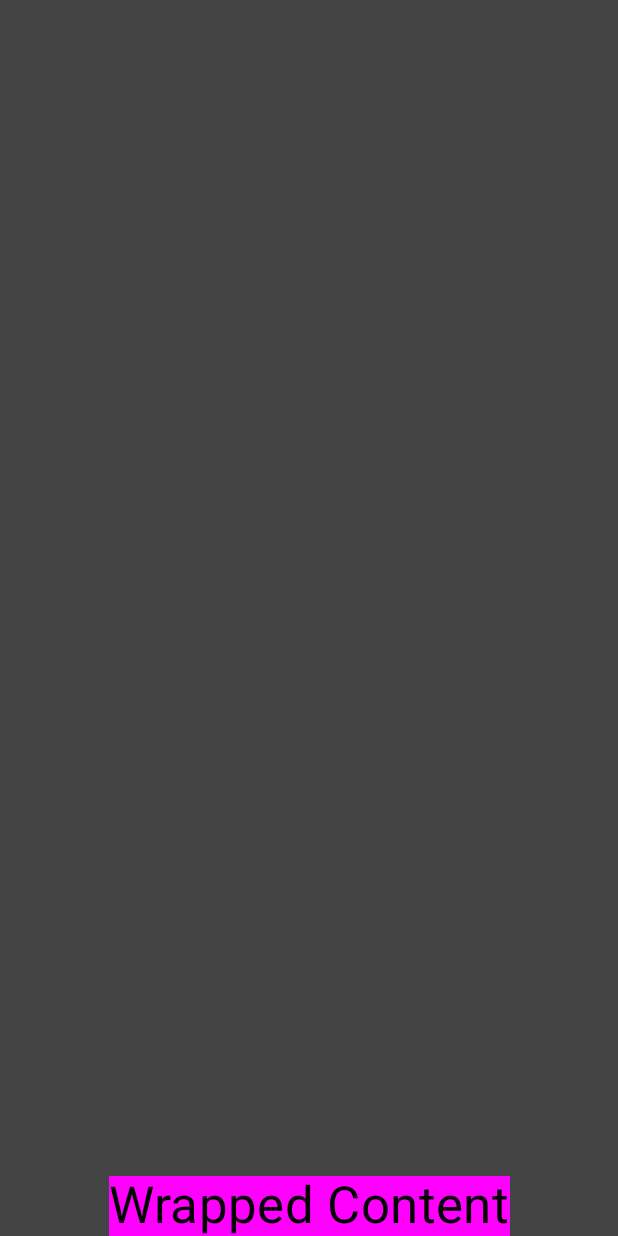
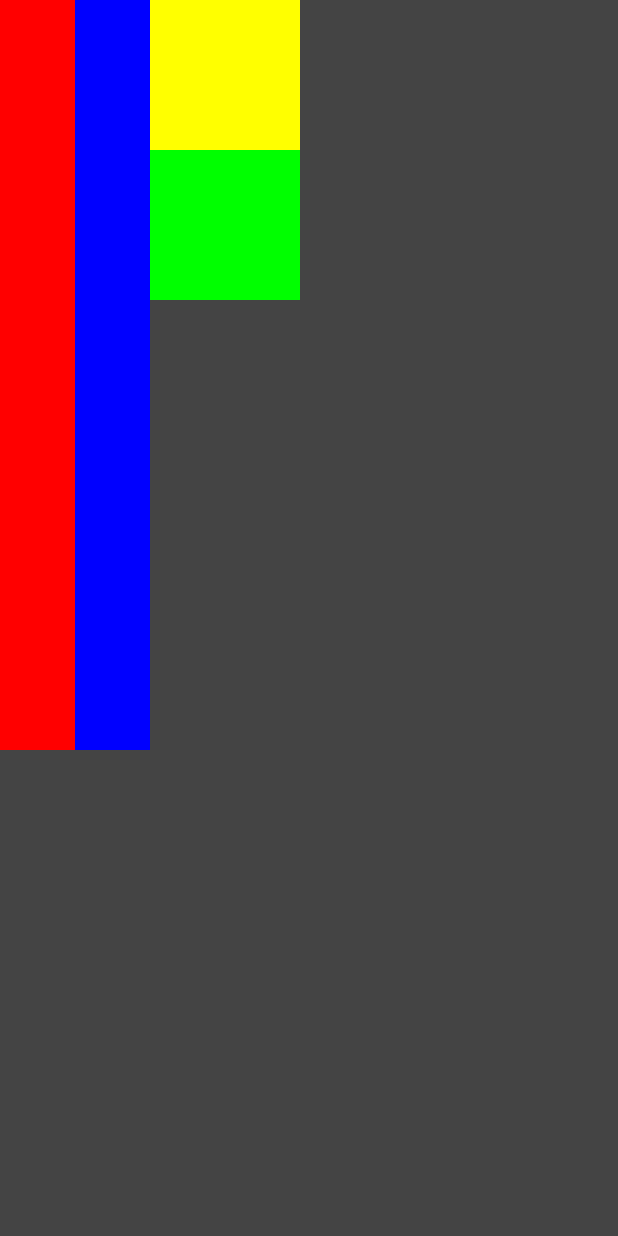
Before and after one commit to MirzaUkas/LearnCompose, an Android app built with Jetpack Compose: the screen it shows after launch (MainActivity), on a phone screen of 412 x 824 dp. Run offline under Robolectric (Android 15) with nearby library versions, the phone set to English and light mode, and no system bars.

Commit message:
Row and Column Composables

```diff
--- a/app/src/main/java/mirz/study/learncompose/MainActivity.kt
+++ b/app/src/main/java/mirz/study/learncompose/MainActivity.kt
@@ -29,18 +29,40 @@ class MainActivity : ComponentActivity() {
 @Composable
 fun MainScreen() {
     Surface(color = Color.DarkGray, modifier = Modifier.fillMaxSize()) {
-        Surface(
-            color = Color.Magenta,
-            modifier = Modifier.wrapContentSize(
-                align = Alignment.BottomCenter
-            ),
 
-        ) {
-            Text(
-                text = "Wrapped Content",
-                style = MaterialTheme.typography.h4
-            )
+        Row {
+            Surface(
+                color = Color.Red,
+                modifier = Modifier
+                    .height(500.dp)
+                    .width(50.dp)
+
+            ) {}
+            Surface(
+                color = Color.Blue,
+                modifier = Modifier
+                    .height(500.dp)
+                    .width(50.dp)
+
+            ) {}
+            Column {
+                Surface(
+                    color = Color.Yellow,
+                    modifier = Modifier
+                        .height(100.dp)
+                        .width(100.dp)
+
+                ) {}
+                Surface(
+                    color = Color.Green,
+                    modifier = Modifier
+                        .height(100.dp)
+                        .width(100.dp)
+
+                ) {}
+            }
         }
+
     }
 }
 
```
